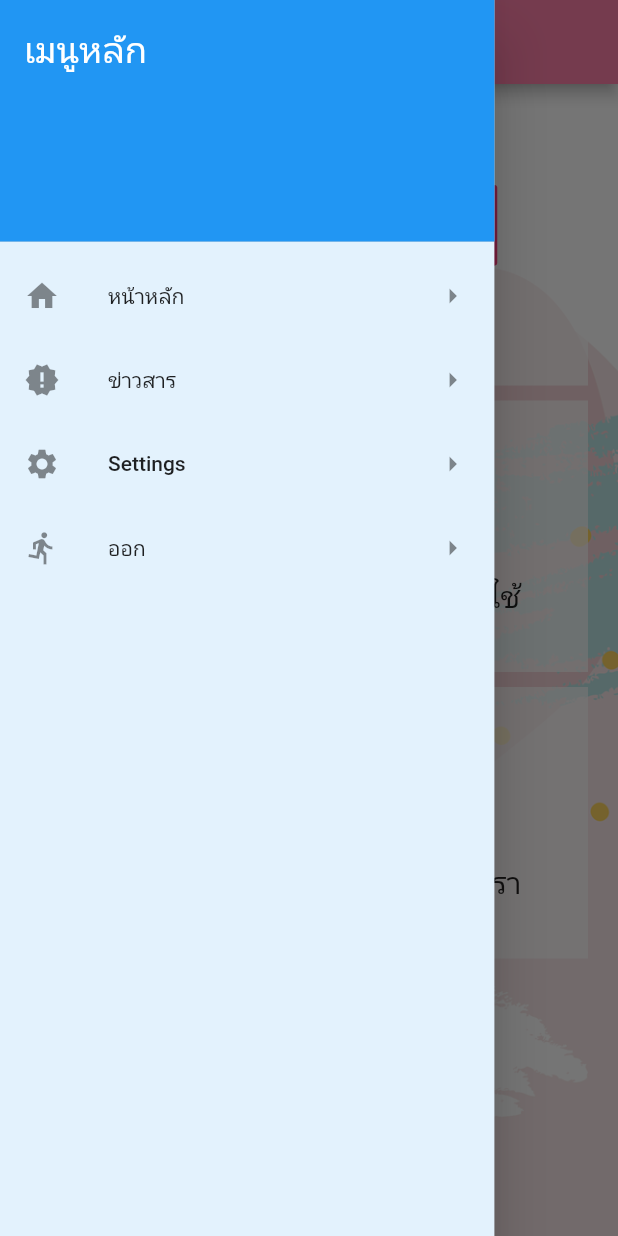
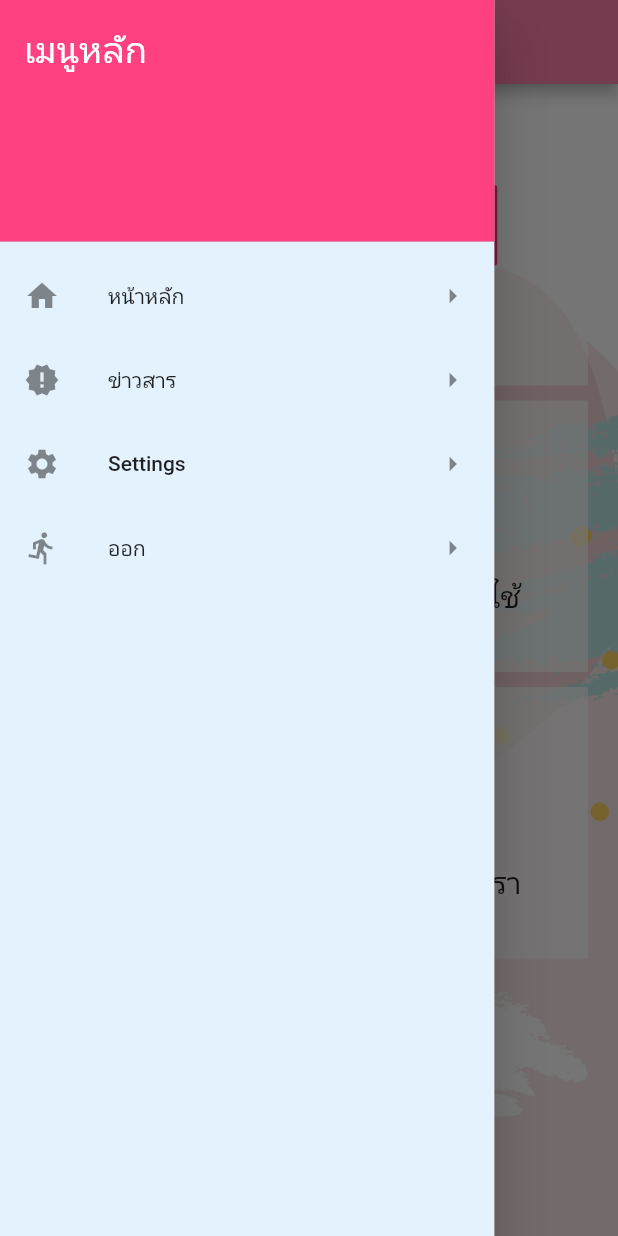
Before and after one commit to nakaren1234/Pet, a Flutter app: the HomePage screen opened directly, with the side drawer open, on a phone screen of 412 x 824 dp. Run offline on Flutter 3.47's test engine with Material 2 defaults, Android fonts, the phone set to English and light mode, and no system bars; our stand-ins replace firebase_auth, firebase_core, pull_to_refresh, webview_flutter; accounts and stored records are empty.

Commit message:
แก้ไอคอนหน้าhome

```diff
--- a/lib/pages/HomePage.dart
+++ b/lib/pages/HomePage.dart
@@ -50,8 +50,9 @@ class _HomePageState extends State<HomePage> {
                 child: Column(
                   mainAxisAlignment: MainAxisAlignment.center,
                   children: <Widget>[
-                    Icon(Icons.business, size: 80, color: Colors.pinkAccent),
-                    Text('มหาวิทยาลัย', style: TextStyle(fontSize: 20))
+                    Icon(Icons.library_books,
+                        size: 80, color: Colors.pinkAccent),
+                    Text('คู่มือการใช้งาน', style: TextStyle(fontSize: 20))
                   ],
                 ),
                 color: Colors.white70,
--- a/lib/widgets/menu.dart
+++ b/lib/widgets/menu.dart
@@ -20,7 +20,7 @@ class _MenuState extends State<Menu> {
             children: <Widget>[
               DrawerHeader(
                 decoration: BoxDecoration(
-                  color: Colors.blue,
+                  color: Colors.pinkAccent,
                 ),
                 child: Text(
                   'เมนูหลัก',
```
